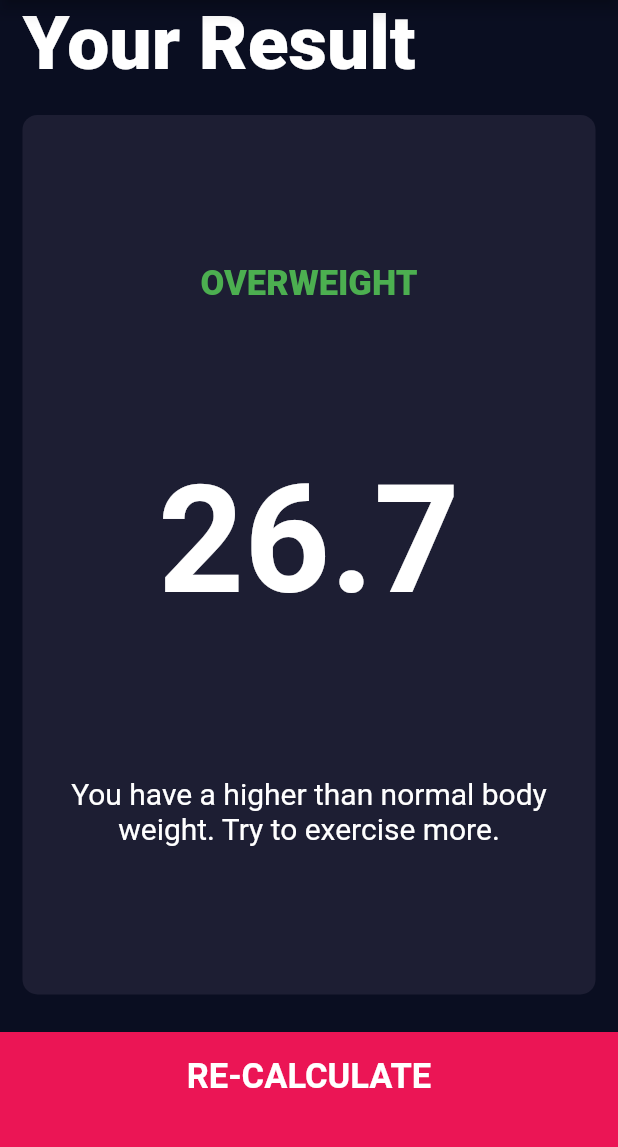
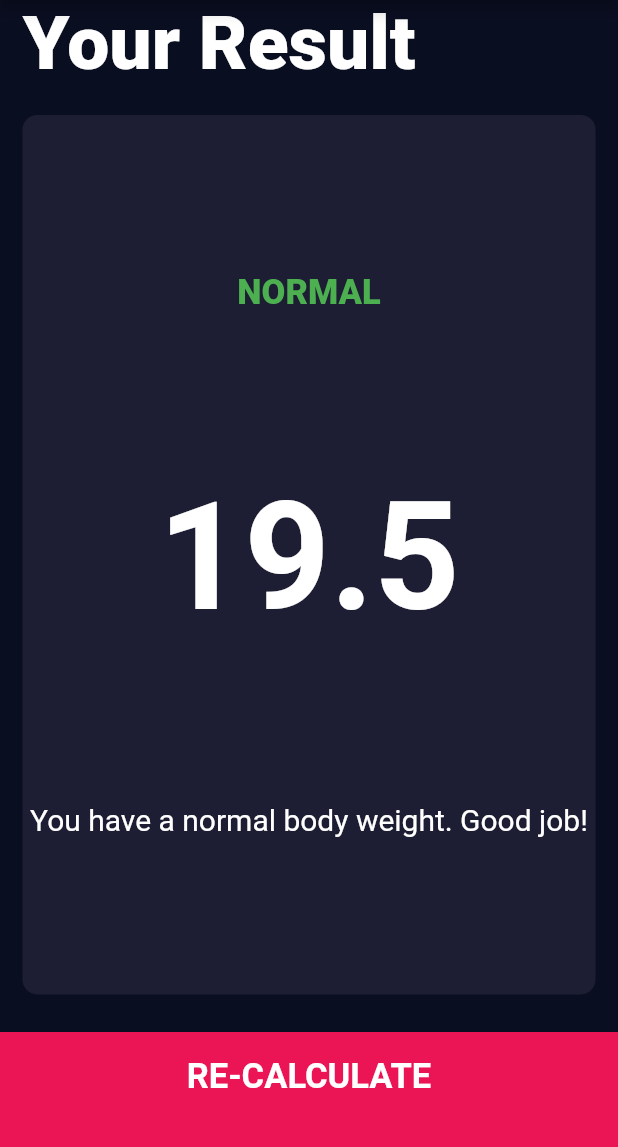
Before and after one commit to rafaelcolladojr/bmi-calculator, a Flutter app: the screen it shows after launch, after a tap on "CALCULATE", on a phone screen of 412 x 824 dp, the part 84-1231 px from its top. Run offline on Flutter 3.47's test engine with Material 2 defaults, Android fonts, the phone set to English and light mode, and no system bars; our stand-ins replace font_awesome_flutter.

Commit message:
Implemented Results Page. Added calculator code.

```diff
--- /dev/null
+++ b/lib/calculator.dart
@@ -0,0 +1,33 @@
+import 'dart:math';
+
+class Calculator {
+  double _bmi = 0;
+
+  void calculateBMI(int weight, int height) {
+    _bmi = (weight / pow(height, 2)) * 703;
+  }
+
+  String getBMI() {
+    return _bmi.toStringAsFixed(1);
+  }
+
+  String getBMILabel() {
+    if (_bmi > 25) {
+      return 'Overweight';
+    } else if (_bmi >= 18.5) {
+      return 'Normal';
+    } else {
+      return 'Underweight';
+    }
+  }
+
+  String getBMIMessage() {
+    if (_bmi > 25) {
+      return 'You have a heigher than normal body weight. Try to exercise more.';
+    } else if (_bmi >= 18.5) {
+      return 'You have a normal body weight. Good job!';
+    } else {
+      return 'You have a lower than normal body weight. You can eat a bit more.';
+    }
+  }
+}
--- a/lib/input_page.dart
+++ b/lib/input_page.dart
@@ -1,4 +1,6 @@
+import 'package:bmi_calculator/calculator.dart';
 import 'package:bmi_calculator/icon_content.dart';
+import 'package:bmi_calculator/results_page.dart';
 import 'package:bmi_calculator/reusable_card.dart';
 import 'package:bmi_calculator/round_icon_button.dart';
 import 'package:flutter/cupertino.dart';
@@ -165,7 +167,18 @@ class _InputPageState extends State<InputPage> {
           BottomTrayButton(
             label: 'CALCULATE',
             onTap: () {
-              Navigator.pushNamed(context, '/results');
+              Calculator calc = Calculator();
+              calc.calculateBMI(weight, height);
+              Navigator.push(
+                context,
+                MaterialPageRoute(
+                  builder: (context) => ResultsPage(
+                    bmi: calc.getBMI(),
+                    bmiLabel: calc.getBMILabel(),
+                    bmiMessage: calc.getBMIMessage(),
+                  ),
+                ),
+              );
             },
           ),
         ],
--- a/lib/main.dart
+++ b/lib/main.dart
@@ -22,11 +22,7 @@ class BMICalculator extends StatelessWidget {
           bodyText2: TextStyle(color: Colors.white),
         ),
       ),
-      initialRoute: '/',
-      routes: {
-        '/': (context) => InputPage(),
-        '/results': (context) => ResultsPage(),
-      },
+      home: InputPage(),
     );
   }
 }
--- a/lib/results_page.dart
+++ b/lib/results_page.dart
@@ -6,7 +6,14 @@ import 'package:flutter/painting.dart';
 import 'package:flutter/widgets.dart';
 
 class ResultsPage extends StatelessWidget {
-  const ResultsPage({Key? key}) : super(key: key);
+  const ResultsPage({
+    Key? key,
+    required this.bmi,
+    required this.bmiLabel,
+    required this.bmiMessage,
+  }) : super(key: key);
+
+  final String bmi, bmiLabel, bmiMessage;
 
   @override
   Widget build(BuildContext context) {
@@ -36,7 +43,7 @@ class ResultsPage extends StatelessWidget {
                 mainAxisAlignment: MainAxisAlignment.spaceEvenly,
                 children: [
                   Text(
-                    'OVERWEIGHT',
+                    bmiLabel.toUpperCase(),
                     style: TextStyle(
                       color: Colors.green,
                       fontSize: 23.0,
@@ -44,14 +51,14 @@ class ResultsPage extends StatelessWidget {
                     ),
                   ),
                   Text(
-                    '26.7',
+                    bmi,
                     style: TextStyle(
                       fontSize: 100,
                       fontWeight: FontWeight.bold,
                     ),
                   ),
                   Text(
-                    'You have a higher than normal body weight. Try to exercise more.',
+                    bmiMessage,
                     style: TextStyle(
                       fontSize: 20.0,
                     ),
```
